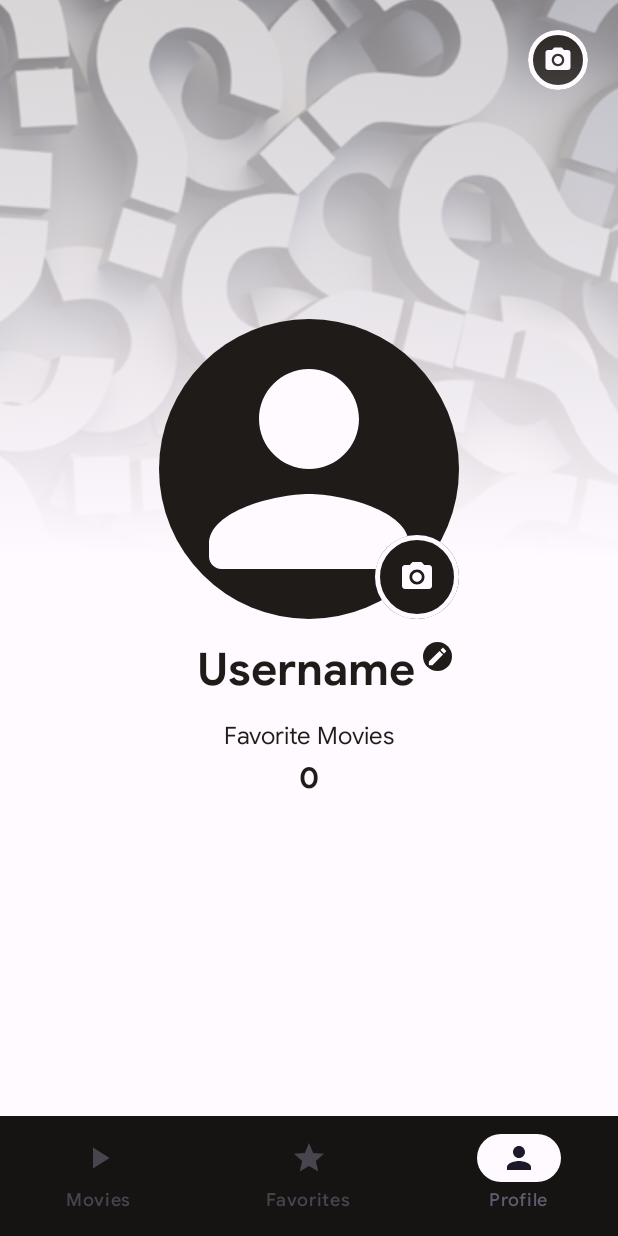
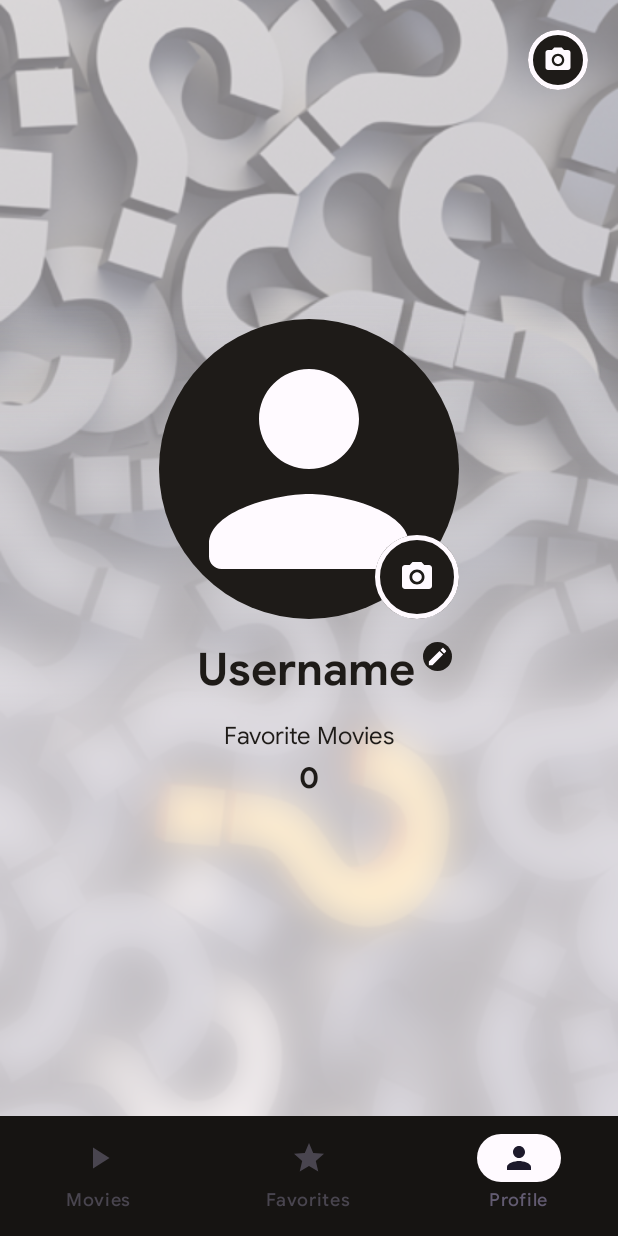
Before and after one commit to daavsnts/my-movies-android, an Android app built with Jetpack Compose: the UserProfileScreen screen opened through its navigation route, on a phone screen of 412 x 824 dp. Run offline under Robolectric (Android 15) with nearby library versions, the phone set to English and light mode, and no system bars; our stand-ins replace Shimmer; network calls fail; pictures from the network do not load; 1 statement that could not run was skipped.

Commit message:
feat: add Glass effect to App backgrounds

```diff
--- a/app/src/main/java/com/daavsnts/mymovies/ui/screens/composables/MissingPoster.kt
+++ b/app/src/main/java/com/daavsnts/mymovies/ui/screens/composables/MissingPoster.kt
@@ -1,7 +1,9 @@
 package com.daavsnts.mymovies.ui.screens.composables
 
 import androidx.compose.foundation.Image
+import androidx.compose.foundation.layout.Box
 import androidx.compose.foundation.layout.fillMaxSize
+import androidx.compose.material3.MaterialTheme
 import androidx.compose.runtime.Composable
 import androidx.compose.ui.Modifier
 import androidx.compose.ui.draw.alpha
@@ -18,6 +20,8 @@ fun MissingPoster(
         painter = painterResource(id = R.drawable.missing_poster),
         contentDescription = stringResource(id = R.string.loading_error_content_description),
         contentScale = ContentScale.Crop,
-        modifier = modifier.fillMaxSize().alpha(0.5f)
+        modifier = modifier
+            .fillMaxSize()
+            .alpha(0.5f)
     )
 }
--- a/app/src/main/java/com/daavsnts/mymovies/ui/screens/composables/UpsideGradient.kt
+++ b/app/src/main/java/com/daavsnts/mymovies/ui/screens/composables/UpsideGradient.kt
@@ -1,12 +1,22 @@
 package com.daavsnts.mymovies.ui.screens.composables
 
+import androidx.compose.foundation.Image
 import androidx.compose.foundation.background
 import androidx.compose.foundation.layout.Box
 import androidx.compose.foundation.layout.fillMaxSize
 import androidx.compose.runtime.Composable
 import androidx.compose.ui.Modifier
+import androidx.compose.ui.draw.alpha
+import androidx.compose.ui.draw.blur
+import androidx.compose.ui.draw.drawWithContent
+import androidx.compose.ui.graphics.BlendMode
 import androidx.compose.ui.graphics.Brush
 import androidx.compose.ui.graphics.Color
+import androidx.compose.ui.graphics.graphicsLayer
+import androidx.compose.ui.graphics.painter.Painter
+import androidx.compose.ui.layout.ContentScale
+import androidx.compose.ui.unit.dp
+import coil.compose.AsyncImagePainter
 
 @Composable
 fun UpsideGradient(startY: Float, color: Color, modifier: Modifier = Modifier) {
@@ -25,3 +35,52 @@ fun UpsideGradient(startY: Float, color: Color, modifier: Modifier = Modifier) {
             )
     )
 }
+
+@Composable
+fun UpsideGlassGradient(
+    modifier: Modifier = Modifier,
+    startY: Float,
+    color: Color,
+    posterImage: Painter
+) {
+    Box(modifier = modifier.fillMaxSize()) {
+        Image(
+            painter = posterImage,
+            contentDescription = null,
+            contentScale = ContentScale.Crop,
+            modifier = Modifier
+                .fillMaxSize()
+                // Workaround to enable alpha compositing
+                .graphicsLayer { alpha = 0.99f }
+                .drawWithContent {
+                    val colors = listOf(
+                        Color.Transparent,
+                        Color.Black,
+                        Color.Black
+                    )
+                    drawContent()
+                    drawRect(
+                        brush = Brush.verticalGradient(colors, startY = startY),
+                        blendMode = BlendMode.DstIn
+                    )
+                }
+                .blur(20.dp)
+                .alpha(0.8f)
+        )
+        Box(
+            modifier = modifier
+                .fillMaxSize()
+                .alpha(0.7f)
+                .background(
+                    brush = Brush.verticalGradient(
+                        colors = listOf(
+                            Color.Transparent,
+                            color,
+                            color
+                        ),
+                        startY = startY
+                    )
+                )
+        )
+    }
+}
--- a/app/src/main/java/com/daavsnts/mymovies/ui/screens/movieDetails/MovieDetailsScreen.kt
+++ b/app/src/main/java/com/daavsnts/mymovies/ui/screens/movieDetails/MovieDetailsScreen.kt
@@ -243,7 +243,7 @@ fun MovieDetails(
 @Composable
 fun MovieDetailsBackground(posterPath: String) {
     MoviePosterImage(posterPath = posterPath)
-    UpsideGradient(startY = 300f, MaterialTheme.colorScheme.surface)
+    //UpsideGradient(startY = 300f, MaterialTheme.colorScheme.surface)
 }
 
 @Composable
--- a/app/src/main/java/com/daavsnts/mymovies/ui/screens/userProfile/UserProfileScreen.kt
+++ b/app/src/main/java/com/daavsnts/mymovies/ui/screens/userProfile/UserProfileScreen.kt
@@ -48,13 +48,19 @@ import androidx.compose.ui.graphics.SolidColor
 import androidx.compose.ui.graphics.asImageBitmap
 import androidx.compose.ui.layout.ContentScale
 import androidx.compose.ui.platform.LocalContext
+import androidx.compose.ui.res.painterResource
 import androidx.compose.ui.res.stringResource
 import androidx.compose.ui.text.font.FontWeight
 import androidx.compose.ui.text.input.TextFieldValue
 import androidx.compose.ui.unit.dp
+import coil.annotation.ExperimentalCoilApi
+import coil.compose.rememberAsyncImagePainter
+import coil.imageLoader
+import coil.memory.MemoryCache
 import com.daavsnts.mymovies.R
 import com.daavsnts.mymovies.ui.screens.ScreenUiState
 import com.daavsnts.mymovies.ui.screens.composables.MissingPoster
+import com.daavsnts.mymovies.ui.screens.composables.UpsideGlassGradient
 import com.daavsnts.mymovies.ui.screens.composables.UpsideGradient
 import com.daavsnts.mymovies.ui.screens.getBitMap
 import com.daavsnts.mymovies.ui.screens.shimmerEffect
@@ -77,7 +83,6 @@ fun UserProfileScreen(
             profileBackgroundUriUiState = profileBackgroundUriUiState,
             setProfileBackground = setProfileBackground
         )
-        UpsideGradient(startY = 0f, color = MaterialTheme.colorScheme.background)
         Column(
             modifier = modifier
                 .fillMaxSize()
@@ -160,11 +165,17 @@ fun BackgroundImageLoading(
     Box(
         modifier
             .fillMaxSize()
-            .shimmerEffect())
+            .shimmerEffect()
+    )
 }
 
+@OptIn(ExperimentalCoilApi::class)
 @Composable
 fun BackgroundImage(pictureUri: String) {
+    val imageLoader = LocalContext.current.imageLoader
+    imageLoader.diskCache?.remove(pictureUri)
+    imageLoader.memoryCache?.remove(MemoryCache.Key(pictureUri))
+
     if (pictureUri != "") {
         val bitmap = getBitMap(LocalContext.current, pictureUri)
         Image(
@@ -173,7 +184,19 @@ fun BackgroundImage(pictureUri: String) {
             modifier = Modifier.fillMaxSize(),
             contentScale = ContentScale.Crop
         )
-    } else { MissingPoster() }
+        UpsideGlassGradient(
+            posterImage = rememberAsyncImagePainter(bitmap),
+            startY = 300f,
+            color = MaterialTheme.colorScheme.background
+        )
+    } else {
+        MissingPoster()
+        UpsideGlassGradient(
+            posterImage = painterResource(id = R.drawable.missing_poster),
+            startY = 300f,
+            color = MaterialTheme.colorScheme.background
+        )
+    }
 }
 
 @Composable
@@ -189,6 +212,7 @@ fun ProfilePicture(
             is ScreenUiState.Success -> {
                 ProfileImage(pictureUri = profilePictureUriUiState.data)
             }
+
             is ScreenUiState.Error -> ErrorProfileImage()
         }
         Icon(
@@ -212,10 +236,13 @@ fun LoadingProfileImage(
     Card(
         shape = CircleShape,
         modifier = modifier.alpha(0.5f)
-    ) { Box(
-        modifier
-            .size(200.dp)
-            .shimmerEffect()) }
+    ) {
+        Box(
+            modifier
+                .size(200.dp)
+                .shimmerEffect()
+        )
+    }
 }
 
 @Composable
@@ -289,6 +316,7 @@ fun Username(
                     )
                 }
             }
+
             is ScreenUiState.Error -> Text(
                 stringResource(id = R.string.ups_default_username),
                 style = MaterialTheme.typography.headlineLarge.copy(
@@ -322,10 +350,14 @@ fun LoadingUsername(
     Card(
         shape = RoundedCornerShape(16.dp),
         modifier = modifier.alpha(0.5f)
-    ) { Box(modifier = modifier
-        .width(150.dp)
-        .height(30.dp)
-        .shimmerEffect()) }
+    ) {
+        Box(
+            modifier = modifier
+                .width(150.dp)
+                .height(30.dp)
+                .shimmerEffect()
+        )
+    }
 }
 
 @Composable
@@ -348,6 +380,7 @@ fun UserAnalytics(
                 )
             )
         }
+
         is ScreenUiState.Error -> {
             Icon(
                 imageVector = Icons.Default.ErrorOutline,
```
Also changed, not shown: app/src/main/java/com/daavsnts/mymovies/ui/screens/composables/MovieCard.kt (+4 -3 lines), app/src/main/java/com/daavsnts/mymovies/ui/screens/composables/MoviePosterImage.kt (+20 -1 lines).
